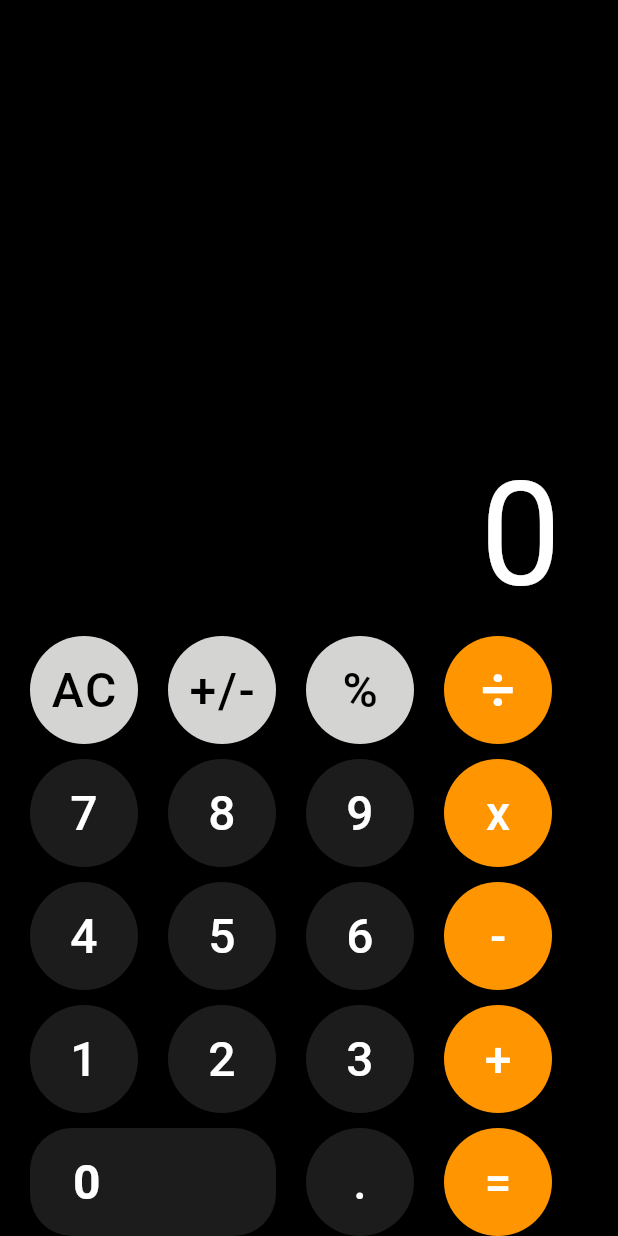
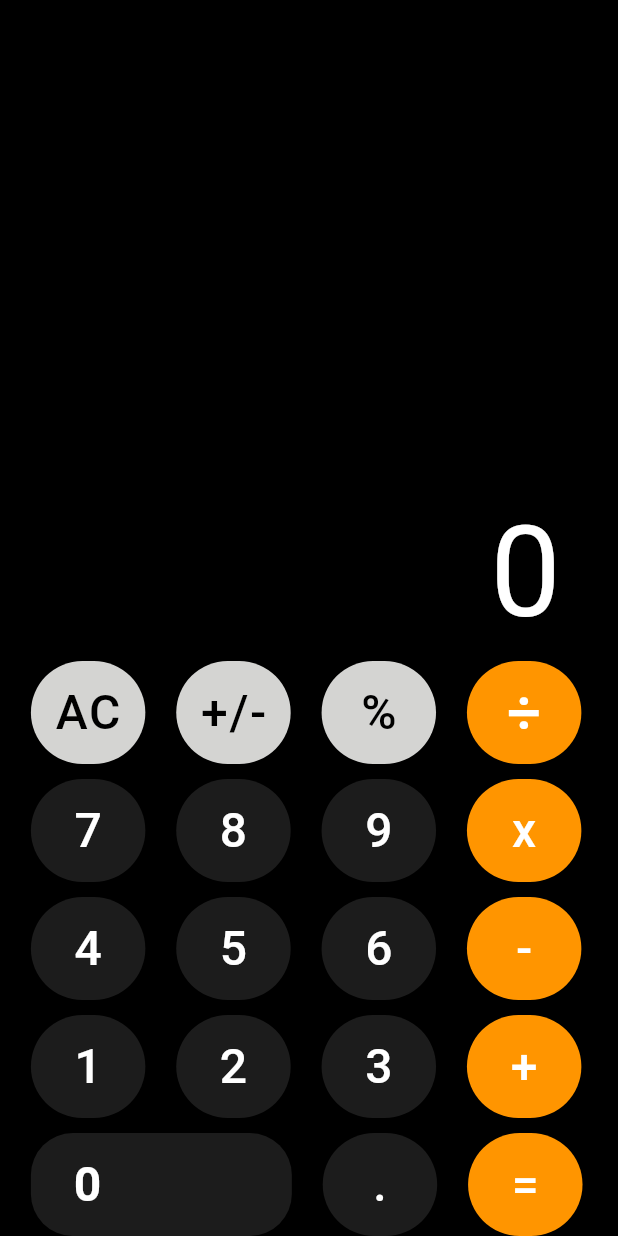
Before and after one commit to LrAmaral/calculator-flutter-app, a Flutter app: the screen it shows after launch, on a phone screen of 412 x 824 dp. Run offline on Flutter 3.47's test engine with Material 2 defaults, Android fonts, the phone set to English and light mode, and no system bars; our stand-ins replace flutter_screenutil.

Commit message:
:package: add-responsive-design

```diff
--- a/lib/main.dart
+++ b/lib/main.dart
@@ -1,8 +1,13 @@
 import 'package:calculator/widgets/calculator.dart';
 import 'package:flutter/material.dart';
+import 'package:flutter/services.dart';
+import 'package:flutter_screenutil/flutter_screenutil.dart';
 
 void main() {
-  runApp(const MyApp());
+  WidgetsFlutterBinding.ensureInitialized();
+
+  SystemChrome.setPreferredOrientations([DeviceOrientation.portraitUp])
+      .then((value) => runApp(const MyApp()));
 }
 
 class MyApp extends StatelessWidget {
@@ -10,7 +15,11 @@ class MyApp extends StatelessWidget {
 
   @override
   Widget build(BuildContext context) {
+    return ScreenUtilInit(
+      designSize: const Size(1080, 2400),
+      builder: (context, child) {
         return MaterialApp(
+          debugShowCheckedModeBanner: false,
           theme: ThemeData(
             focusColor: Colors.transparent,
           ),
@@ -18,5 +27,7 @@ class MyApp extends StatelessWidget {
             body: Calculator(),
           ),
         );
+      },
+    );
   }
 }
--- a/lib/widgets/button.dart
+++ b/lib/widgets/button.dart
@@ -1,4 +1,5 @@
 import 'package:flutter/material.dart';
+import 'package:flutter_screenutil/flutter_screenutil.dart';
 
 class Button extends StatelessWidget {
   final VoidCallback? onPressed;
@@ -18,8 +19,8 @@ class Button extends StatelessWidget {
   Widget build(BuildContext context) {
     final bool isZero = text == '0';
     return SizedBox(
-      width: isZero ? 164 : 72,
-      height: 72,
+      width: isZero ? 456.w : 200.w,
+      height: 200.h,
       child: FloatingActionButton(
         backgroundColor: backgroundColor,
         onPressed: onPressed,
--- a/lib/widgets/calculator.dart
+++ b/lib/widgets/calculator.dart
@@ -1,6 +1,7 @@
 import 'package:calculator/widgets/button.dart';
 import 'package:calculator/theme/design_system.dart';
 import 'package:flutter/material.dart';
+import 'package:flutter_screenutil/flutter_screenutil.dart';
 
 class Calculator extends StatefulWidget {
   const Calculator({Key? key}) : super(key: key);
@@ -168,7 +169,7 @@ class _CalculatorState extends State<Calculator> {
               displayValue,
               style: TextStyle(
                 color: Colors.white,
-                fontSize: displayValue.length > 5 ? 32 : 96,
+                fontSize: displayValue.length > 5 ? 120.sp : 220.sp,
               ),
             ),
           ),
@@ -178,8 +179,8 @@ class _CalculatorState extends State<Calculator> {
           Row(
             mainAxisAlignment: MainAxisAlignment.start,
             children: [
-              const SizedBox(
-                width: 20,
+              SizedBox(
+                width: 54.w,
               ),
               Button(
                 onPressed: () {
@@ -204,8 +205,8 @@ class _CalculatorState extends State<Calculator> {
                   fontSize: 32,
                 ),
               ),
-              const SizedBox(
-                width: 20,
+              SizedBox(
+                width: 54.w,
               ),
               Button(
                 onPressed: () => {
@@ -225,8 +226,8 @@ class _CalculatorState extends State<Calculator> {
                   fontSize: 32,
                 ),
               ),
-              const SizedBox(
-                width: 20,
+              SizedBox(
+                width: 54.w,
               ),
               Button(
                 onPressed: () => {
@@ -246,8 +247,8 @@ class _CalculatorState extends State<Calculator> {
                   fontSize: 32,
                 ),
               ),
-              const SizedBox(
-                width: 20,
+              SizedBox(
+                width: 54.w,
               ),
               Button(
                 onPressed: () => {
@@ -278,8 +279,8 @@ class _CalculatorState extends State<Calculator> {
           Row(
             mainAxisAlignment: MainAxisAlignment.start,
             children: [
-              const SizedBox(
-                width: 20,
+              SizedBox(
+                width: 54.w,
               ),
               Button(
                 onPressed: () => handleNumberPress('7'),
@@ -290,8 +291,8 @@ class _CalculatorState extends State<Calculator> {
                   fontSize: 32,
                 ),
               ),
-              const SizedBox(
-                width: 20,
+              SizedBox(
+                width: 54.w,
               ),
               Button(
                 onPressed: () => handleNumberPress('8'),
@@ -302,8 +303,8 @@ class _CalculatorState extends State<Calculator> {
                   fontSize: 32,
                 ),
               ),
-              const SizedBox(
-                width: 20,
+              SizedBox(
+                width: 54.w,
               ),
               Button(
                 onPressed: () => handleNumberPress('9'),
@@ -314,8 +315,8 @@ class _CalculatorState extends State<Calculator> {
                   fontSize: 32,
                 ),
               ),
-              const SizedBox(
-                width: 20,
+              SizedBox(
+                width: 54.w,
               ),
               Button(
                 onPressed: () => {
@@ -346,8 +347,8 @@ class _CalculatorState extends State<Calculator> {
           Row(
             mainAxisAlignment: MainAxisAlignment.start,
             children: [
-              const SizedBox(
-                width: 20,
+              SizedBox(
+                width: 54.w,
               ),
               Button(
                 onPressed: () => handleNumberPress('4'),
@@ -358,8 +359,8 @@ class _CalculatorState extends State<Calculator> {
                   fontSize: 32,
                 ),
               ),
-              const SizedBox(
-                width: 20,
+              SizedBox(
+                width: 54.w,
               ),
               Button(
                 onPressed: () => handleNumberPress('5'),
@@ -370,8 +371,8 @@ class _CalculatorState extends State<Calculator> {
                   fontSize: 32,
                 ),
               ),
-              const SizedBox(
-                width: 20,
+              SizedBox(
+                width: 54.w,
               ),
               Button(
                 onPressed: () => handleNumberPress('6'),
@@ -382,8 +383,8 @@ class _CalculatorState extends State<Calculator> {
                   fontSize: 32,
                 ),
               ),
-              const SizedBox(
-                width: 20,
+              SizedBox(
+                width: 54.w,
               ),
               Button(
                 onPressed: () => {
@@ -414,8 +415,8 @@ class _CalculatorState extends State<Calculator> {
           Row(
             mainAxisAlignment: MainAxisAlignment.start,
             children: [
-              const SizedBox(
-                width: 20,
+              SizedBox(
+                width: 54.w,
               ),
               Button(
                 onPressed: () => handleNumberPress('1'),
@@ -426,8 +427,8 @@ class _CalculatorState extends State<Calculator> {
                   fontSize: 32,
                 ),
               ),
-              const SizedBox(
-                width: 20,
+              SizedBox(
+                width: 54.w,
               ),
               Button(
                 onPressed: () => handleNumberPress('2'),
@@ -438,8 +439,8 @@ class _CalculatorState extends State<Calculator> {
                   fontSize: 32,
                 ),
               ),
-              const SizedBox(
-                width: 20,
+              SizedBox(
+                width: 54.w,
               ),
               Button(
                 onPressed: () => handleNumberPress('3'),
@@ -450,8 +451,8 @@ class _CalculatorState extends State<Calculator> {
                   fontSize: 32,
                 ),
               ),
-              const SizedBox(
-                width: 20,
+              SizedBox(
+                width: 54.w,
               ),
               Button(
                 onPressed: () => {
@@ -474,8 +475,8 @@ class _CalculatorState extends State<Calculator> {
                   fontSize: 32,
                 ),
               ),
-              const SizedBox(
-                width: 20,
+              SizedBox(
+                width: 54.w,
               ),
             ],
           ),
@@ -484,8 +485,8 @@ class _CalculatorState extends State<Calculator> {
           ),
           Row(
             children: <Widget>[
-              const SizedBox(
-                width: 20,
+              SizedBox(
+                width: 54.w,
               ),
               Button(
                 onPressed: () => handleNumberPress('0'),
@@ -497,8 +498,8 @@ class _CalculatorState extends State<Calculator> {
                   fontWeight: FontWeight.bold,
                 ),
               ),
-              const SizedBox(
-                width: 20,
+              SizedBox(
+                width: 54.w,
               ),
               Button(
                 onPressed: () => handleDotPress(),
@@ -509,8 +510,8 @@ class _CalculatorState extends State<Calculator> {
                   fontSize: 32,
                 ),
               ),
-              const SizedBox(
-                width: 20,
+              SizedBox(
+                width: 54.w,
               ),
               Button(
                 onPressed: () => {
@@ -531,8 +532,8 @@ class _CalculatorState extends State<Calculator> {
                   fontSize: 32,
                 ),
               ),
-              const SizedBox(
-                width: 20,
+              SizedBox(
+                width: 54.w,
               ),
             ],
           )
--- a/pubspec.yaml
+++ b/pubspec.yaml
@@ -30,10 +30,7 @@ environment:
 dependencies:
   flutter:
     sdk: flutter
-
-
-  # The following adds the Cupertino Icons font to your application.
-  # Use with the CupertinoIcons class for iOS style icons.
+  flutter_screenutil: ^5.0.0+2
   cupertino_icons: ^1.0.2
 
 dev_dependencies:
@@ -52,7 +49,6 @@ dev_dependencies:
 
 # The following section is specific to Flutter packages.
 flutter:
-
   # The following line ensures that the Material Icons font is
   # included with your application, so that you can use the icons in
   # the material Icons class.
```
Also changed, not shown: pubspec.lock. Lines whose indentation alone changed are shown as unchanged.
